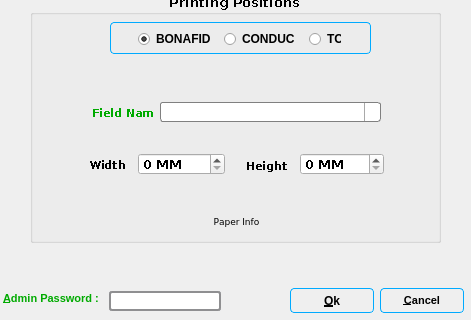
Qt form src/Settings_Manager/settings.ui (mskonline/docmaqv2) before a commit; both pictures show x 0 to 471 and y 162 to 482 of the 471 by 482 pixel window.
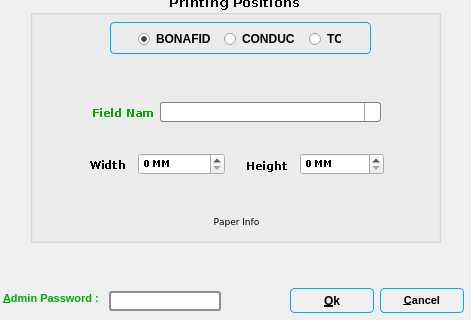
The same form after that commit. The open tabs and pages were chosen to show the change. Icons and pictures are not drawn.

What changed in the file:
```diff
--- a/src/Settings_Manager/settings.ui
+++ b/src/Settings_Manager/settings.ui
@@ -410,6 +410,12 @@
         <height>22</height>
        </rect>
       </property>
+      <property name="font">
+       <font>
+        <pointsize>7</pointsize>
+        <kerning>false</kerning>
+       </font>
+      </property>
       <property name="styleSheet">
        <string notr="true">QSpinBox {
      padding-right: 15px; /* make room for the arrows */
@@ -495,6 +501,12 @@
         <height>22</height>
        </rect>
       </property>
+      <property name="font">
+       <font>
+        <pointsize>7</pointsize>
+        <kerning>false</kerning>
+       </font>
+      </property>
       <property name="styleSheet">
        <string notr="true">QSpinBox {
      padding-right: 15px; /* make room for the arrows */
```
Left out of the diff: 31 changed lines with no effect on the pictures.
